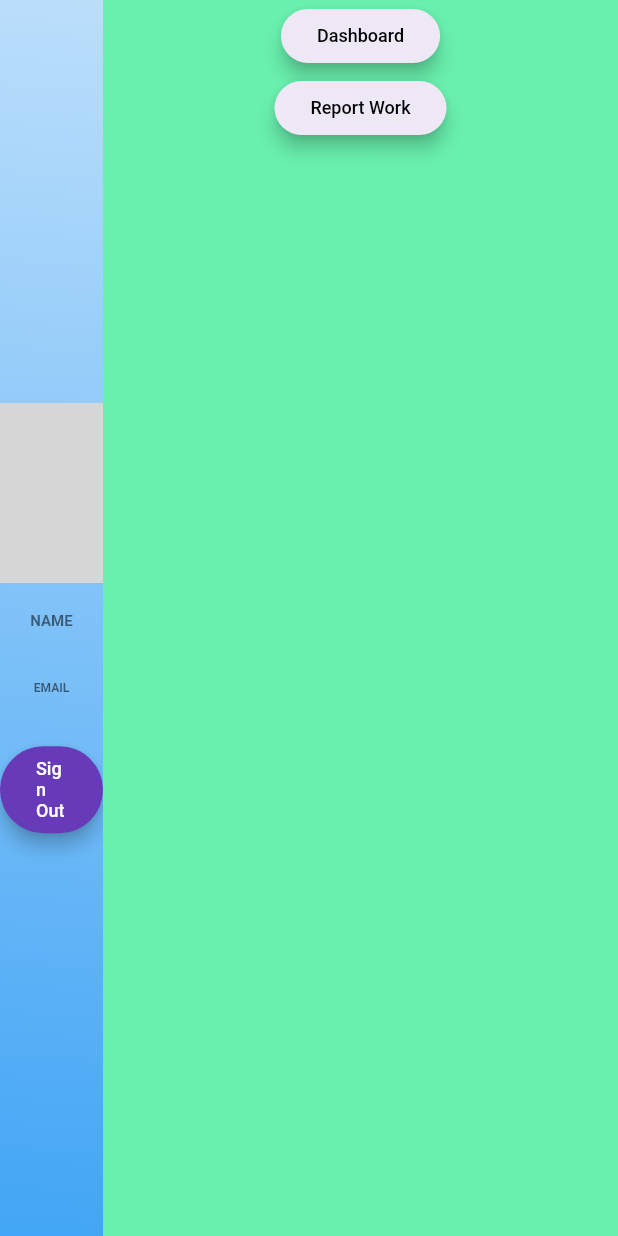
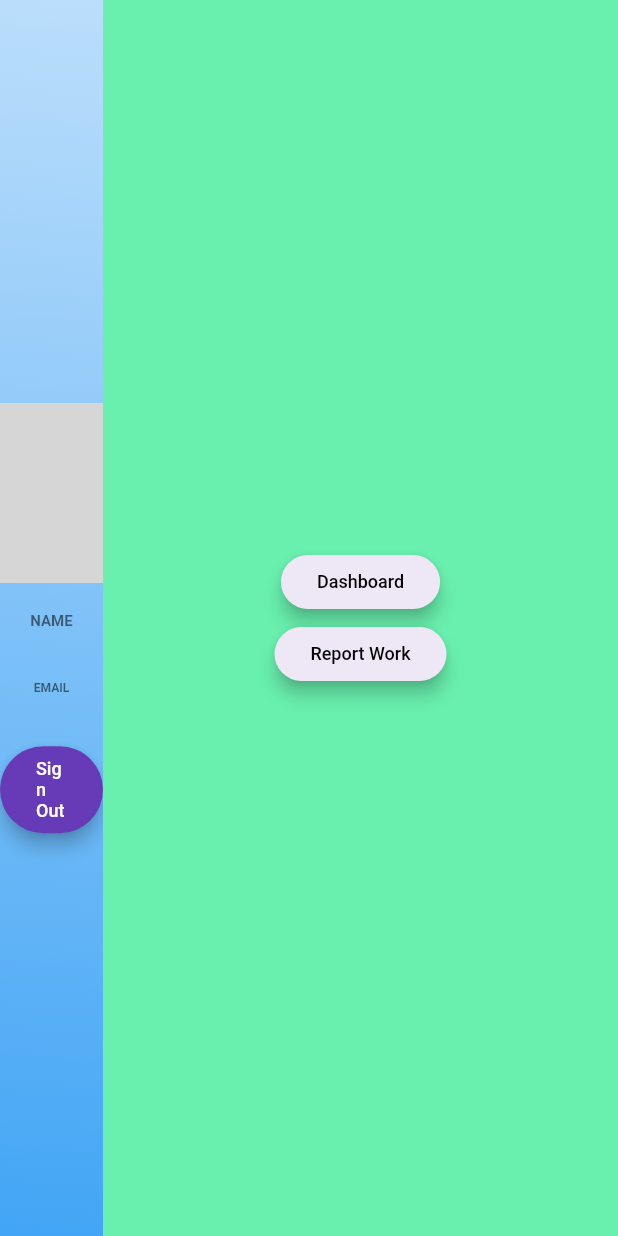
Before and after one commit to dkao1222/SmartView.Report, a Flutter app: the FirstScreen screen opened directly, on a phone screen of 412 x 824 dp. Run offline on Flutter 3.47's test engine with Material 2 defaults, Android fonts, the phone set to English and light mode, and no system bars; our stand-ins replace cloud_firestore, firebase_auth, firebase_core, google_sign_in; accounts and stored records are empty; network calls fail; grey boxes are pictures that could not be loaded.

Commit message:
update firest_screen.dart

```diff
--- a/lib/firest_screen.dart
+++ b/lib/firest_screen.dart
@@ -121,6 +121,8 @@ class FirstScreen extends StatelessWidget {
             ),
             child: Center(
               child: Column(
+                mainAxisAlignment: MainAxisAlignment.center,
+                mainAxisSize: MainAxisSize.max,
                 children: <Widget>[
                   RaisedButton(
                     onPressed: () {},
```
